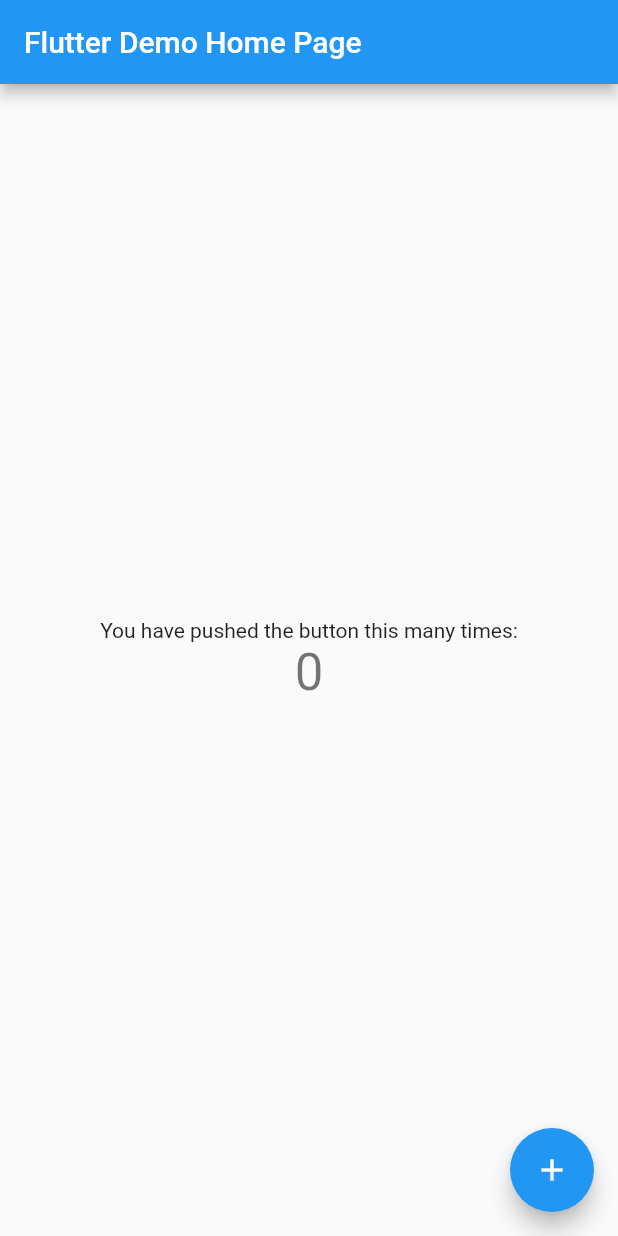
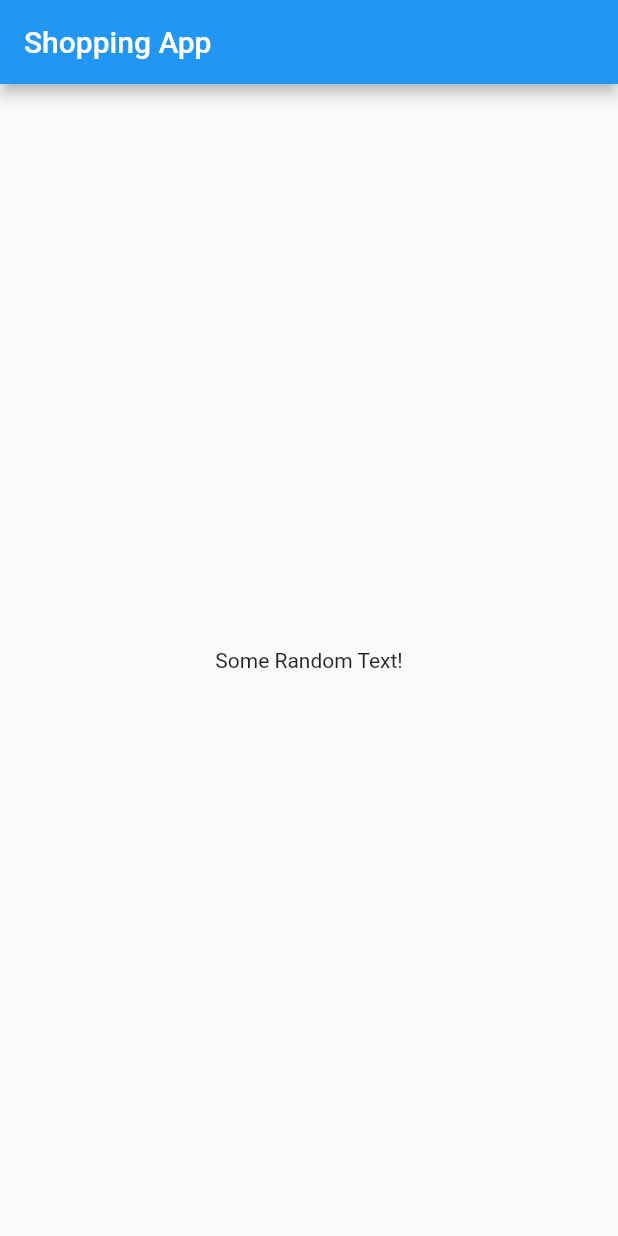
Before and after one commit to parikshitg/flutter_shopping_app, a Flutter app: the screen it shows after launch, on a phone screen of 412 x 824 dp. Run offline on Flutter 3.47's test engine with Material 2 defaults, Android fonts, the phone set to English and light mode, and no system bars.

Commit message:
Starting Point

```diff
--- a/lib/main.dart
+++ b/lib/main.dart
@@ -3,109 +3,43 @@ import 'package:flutter/material.dart';
 void main() => runApp(MyApp());
 
 class MyApp extends StatelessWidget {
-  // This widget is the root of your application.
+
   @override
   Widget build(BuildContext context) {
     return MaterialApp(
-      title: 'Flutter Demo',
+      title: 'Shopping App',
       theme: ThemeData(
-        // This is the theme of your application.
-        //
-        // Try running your application with "flutter run". You'll see the
-        // application has a blue toolbar. Then, without quitting the app, try
-        // changing the primarySwatch below to Colors.green and then invoke
-        // "hot reload" (press "r" in the console where you ran "flutter run",
-        // or simply save your changes to "hot reload" in a Flutter IDE).
-        // Notice that the counter didn't reset back to zero; the application
-        // is not restarted.
         primarySwatch: Colors.blue,
       ),
-      home: MyHomePage(title: 'Flutter Demo Home Page'),
+      home: MyHomePage(),
     );
   }
 }
 
 class MyHomePage extends StatefulWidget {
-  MyHomePage({Key key, this.title}) : super(key: key);
-
-  // This widget is the home page of your application. It is stateful, meaning
-  // that it has a State object (defined below) that contains fields that affect
-  // how it looks.
-
-  // This class is the configuration for the state. It holds the values (in this
-  // case the title) provided by the parent (in this case the App widget) and
-  // used by the build method of the State. Fields in a Widget subclass are
-  // always marked "final".
-
-  final String title;
 
   @override
   _MyHomePageState createState() => _MyHomePageState();
 }
 
 class _MyHomePageState extends State<MyHomePage> {
-  int _counter = 0;
 
-  void _incrementCounter() {
-    setState(() {
-      // This call to setState tells the Flutter framework that something has
-      // changed in this State, which causes it to rerun the build method below
-      // so that the display can reflect the updated values. If we changed
-      // _counter without calling setState(), then the build method would not be
-      // called again, and so nothing would appear to happen.
-      _counter++;
-    });
-  }
 
   @override
   Widget build(BuildContext context) {
-    // This method is rerun every time setState is called, for instance as done
-    // by the _incrementCounter method above.
-    //
-    // The Flutter framework has been optimized to make rerunning build methods
-    // fast, so that you can just rebuild anything that needs updating rather
-    // than having to individually change instances of widgets.
+
     return Scaffold(
       appBar: AppBar(
-        // Here we take the value from the MyHomePage object that was created by
-        // the App.build method, and use it to set our appbar title.
-        title: Text(widget.title),
+        title: Text("Shopping App"),
       ),
       body: Center(
-        // Center is a layout widget. It takes a single child and positions it
-        // in the middle of the parent.
         child: Column(
-          // Column is also a layout widget. It takes a list of children and
-          // arranges them vertically. By default, it sizes itself to fit its
-          // children horizontally, and tries to be as tall as its parent.
-          //
-          // Invoke "debug painting" (press "p" in the console, choose the
-          // "Toggle Debug Paint" action from the Flutter Inspector in Android
-          // Studio, or the "Toggle Debug Paint" command in Visual Studio Code)
-          // to see the wireframe for each widget.
-          //
-          // Column has various properties to control how it sizes itself and
-          // how it positions its children. Here we use mainAxisAlignment to
-          // center the children vertically; the main axis here is the vertical
-          // axis because Columns are vertical (the cross axis would be
-          // horizontal).
           mainAxisAlignment: MainAxisAlignment.center,
           children: <Widget>[
-            Text(
-              'You have pushed the button this many times:',
-            ),
-            Text(
-              '$_counter',
-              style: Theme.of(context).textTheme.display1,
-            ),
+            Text('Some Random Text!'),
           ],
         ),
-      ),
-      floatingActionButton: FloatingActionButton(
-        onPressed: _incrementCounter,
-        tooltip: 'Increment',
-        child: Icon(Icons.add),
-      ), // This trailing comma makes auto-formatting nicer for build methods.
+      )
     );
   }
 }
```
